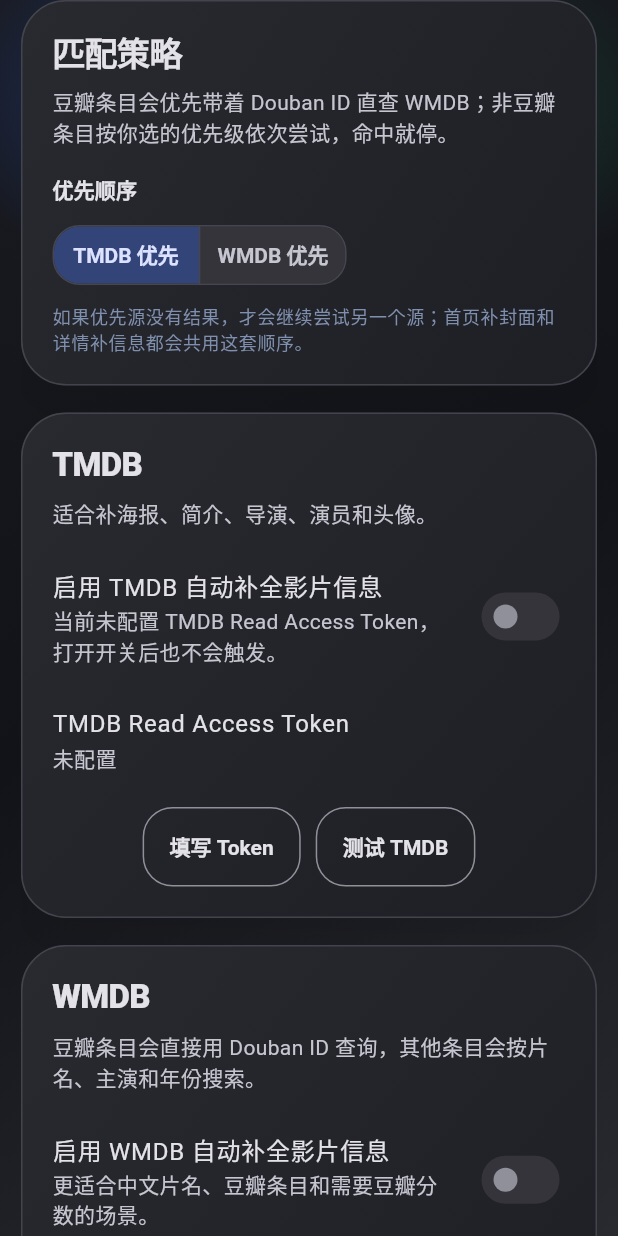
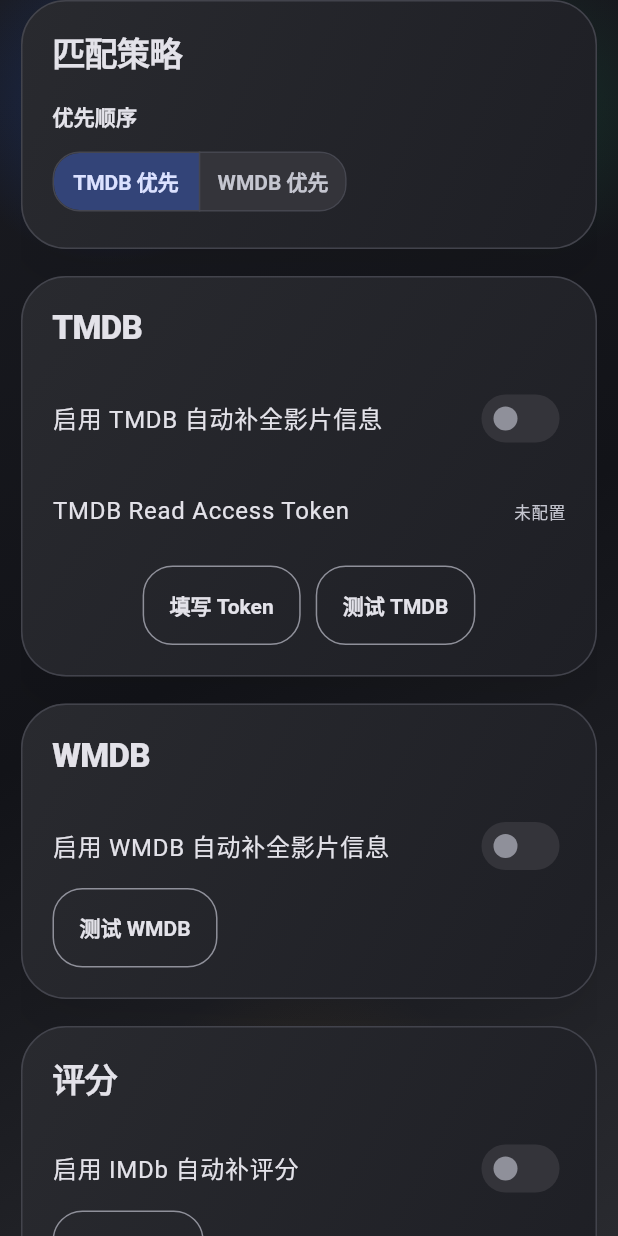
Before and after one commit to ninoleee/Starflow, a Flutter app: the SettingsPage screen opened by its route, after a tap on "新增搜索服务", after a tap on "打开匹配与评分设置", on a phone screen of 412 x 824 dp. Run offline on Flutter 3.47's test engine with Material 3 defaults, Android fonts, the light colour scheme and no system bars; our stand-ins replace flutter_riverpod, go_router, shared_preferences; missing offline and left inert: media_kit, media_kit_video; accounts and stored records are empty.

Commit message:
Refactor HomeEditorPage and related components to remove subtitles from various UI elements, enhancing clarity and simplifying the interface. Update search result card to limit text overflow and improve readability. Adjust MediaSourceEditorPage and MetadataMatchSettingsPage to streamline content presentation by removing unnecessary subtitles. Clean up SettingsPage by eliminating unused subtitle logic, improving overall maintainability.

```diff
--- a/lib/features/home/presentation/home_editor_page.dart
+++ b/lib/features/home/presentation/home_editor_page.dart
@@ -152,7 +152,6 @@
               children: [
                 SectionPanel(
                   title: '当前模块',
-                  subtitle: '拖动排序，或在底部加一个新的模块',
                   child: settings.homeModules.isEmpty
                       ? const Text('还没有首页模块。')
                       : ReorderableListView.builder(
@@ -183,7 +182,6 @@
                               ),
                               child: ListTile(
                                 title: Text(module.title),
-                                subtitle: Text(module.description),
                                 leading: ReorderableDragStartListener(
                                   index: index,
                                   child:
@@ -225,19 +223,16 @@
                 const SizedBox(height: 18),
                 SectionPanel(
                   title: '可添加来源',
-                  subtitle: '先按来源分类，再进入具体模块或分区',
                   child: Column(
                     children: [
                       _SourceCategoryTile(
                         title: '内置',
-                        subtitle: '最近新增等基础模块',
                         icon: Icons.auto_awesome_rounded,
                         onTap: () => _showBuiltinModuleSheet(context, ref),
                       ),
                       const SizedBox(height: 10),
                       _SourceCategoryTile(
                         title: '豆瓣',
-                        subtitle: '我想看、推荐、片单和账号配置',
                         icon: Icons.movie_filter_rounded,
                         onTap: () => _showDoubanModuleSheet(context, ref),
                       ),
@@ -248,7 +243,6 @@
                             padding: const EdgeInsets.only(bottom: 10),
                             child: _SourceCategoryTile(
                               title: source.name,
-                              subtitle: '${source.kind.label} · 点击后选择具体分区',
                               icon: source.kind == MediaSourceKind.emby
                                   ? Icons.video_library_rounded
                                   : Icons.storage_rounded,
@@ -302,7 +296,6 @@
           tiles: [
             _AddModuleTile(
               title: '内置',
-              subtitle: '最近新增等基础模块',
               onTap: () async {
                 Navigator.of(context).pop();
                 await _showBuiltinModuleSheet(context, ref);
@@ -310,7 +303,6 @@
             ),
             _AddModuleTile(
               title: '豆瓣',
-              subtitle: '我想看、推荐和片单',
               onTap: () async {
                 Navigator.of(context).pop();
                 await _showDoubanModuleSheet(context, ref);
@@ -319,7 +311,6 @@
             ...enabledSources.map(
               (source) => _AddModuleTile(
                 title: source.name,
-                subtitle: '${source.kind.label} · 点击后选择具体分区',
                 onTap: () async {
                   Navigator.of(context).pop();
                   await _showMediaSourceModuleSheet(
@@ -346,7 +337,6 @@
           tiles: [
             _AddModuleTile(
               title: '最近新增',
-              subtitle: '把最近同步进来的资源放上首页',
               onTap: () {
                 ref
                     .read(settingsControllerProvider.notifier)
@@ -371,9 +361,6 @@
           tiles: [
             _AddModuleTile(
               title: '豆瓣账号设置',
-              subtitle: doubanAccount.userId.trim().isEmpty
-                  ? '配置 User ID 和 Cookie'
-                  : '当前账号：${doubanAccount.userId}',
               onTap: () async {
                 Navigator.of(context).pop();
                 await Navigator.of(context, rootNavigator: true).push<void>(
@@ -387,7 +374,6 @@
             ),
             _AddModuleTile(
               title: '豆瓣我想看',
-              subtitle: '来自豆瓣我看列表',
               onTap: () {
                 ref.read(settingsControllerProvider.notifier).saveHomeModule(
                       HomeModuleConfig.doubanInterest(
@@ -399,7 +385,6 @@
             ),
             _AddModuleTile(
               title: '豆瓣随机想看',
-              subtitle: '从想看列表随机抽取 9 个条目',
               onTap: () {
                 ref.read(settingsControllerProvider.notifier).saveHomeModule(
                       HomeModuleConfig.doubanInterest(
@@ -411,7 +396,6 @@
             ),
             _AddModuleTile(
               title: '豆瓣个性化推荐 · 电影',
-              subtitle: '需要设置里配置 Cookie',
               onTap: () {
                 ref.read(settingsControllerProvider.notifier).saveHomeModule(
                       HomeModuleConfig.doubanSuggestion(
@@ -423,7 +407,6 @@
             ),
             _AddModuleTile(
               title: '豆瓣个性化推荐 · 电视',
-              subtitle: '需要设置里配置 Cookie',
               onTap: () {
                 ref.read(settingsControllerProvider.notifier).saveHomeModule(
                       HomeModuleConfig.doubanSuggestion(
@@ -435,7 +418,6 @@
             ),
             _AddModuleTile(
               title: '豆瓣片单',
-              subtitle: '内置热门片单，也支持 doulist 和 subject_collection 自定义地址',
               onTap: () async {
                 Navigator.of(context).pop();
                 await _showDoubanListDialog(context, ref);
@@ -479,9 +461,6 @@
               .map(
                 (collection) => _AddModuleTile(
                   title: collection.title,
-                  subtitle: collection.subtitle.trim().isEmpty
-                      ? '${collection.sourceKind.label} 分区'
-                      : collection.subtitle,
                   onTap: () {
                     ref
                         .read(settingsControllerProvider.notifier)
@@ -571,14 +550,6 @@
                       minLines: 2,
                       maxLines: 3,
                       decoration: const InputDecoration(labelText: '片单地址'),
-                    ),
-                    const SizedBox(height: 10),
-                    Align(
-                      alignment: Alignment.centerLeft,
-                      child: Text(
-                        '支持 `subject_collection` 和 `doulist` 地址，也可以先选默认片单再手动改。',
-                        style: Theme.of(context).textTheme.bodySmall,
-                      ),
                     ),
                   ],
                 ),
@@ -760,12 +731,10 @@
 class _AddModuleTile extends StatelessWidget {
   const _AddModuleTile({
     required this.title,
-    required this.subtitle,
     required this.onTap,
   });
 
   final String title;
-  final String subtitle;
   final VoidCallback onTap;
 
   @override
@@ -781,7 +750,6 @@
       child: ListTile(
         contentPadding: const EdgeInsets.symmetric(horizontal: 14, vertical: 4),
         title: Text(title),
-        subtitle: Text(subtitle),
         trailing: const Icon(Icons.add_circle_outline_rounded),
         onTap: onTap,
       ),
@@ -792,13 +760,11 @@
 class _SourceCategoryTile extends StatelessWidget {
   const _SourceCategoryTile({
     required this.title,
-    required this.subtitle,
     required this.icon,
     required this.onTap,
   });
 
   final String title;
-  final String subtitle;
   final IconData icon;
   final VoidCallback onTap;
 
@@ -823,7 +789,6 @@
               child: Icon(icon),
             ),
             title: Text(title),
-            subtitle: Text(subtitle),
             trailing: const Icon(Icons.chevron_right_rounded),
           ),
         ),
--- a/lib/features/search/presentation/search_page.dart
+++ b/lib/features/search/presentation/search_page.dart
@@ -488,6 +488,8 @@
                     style: theme.textTheme.titleMedium?.copyWith(
                       fontWeight: FontWeight.w700,
                     ),
+                    maxLines: 2,
+                    overflow: TextOverflow.ellipsis,
                   ),
                   const SizedBox(height: 8),
                   Text(
--- a/lib/features/settings/presentation/media_source_editor_page.dart
+++ b/lib/features/settings/presentation/media_source_editor_page.dart
@@ -538,9 +538,6 @@
                         contentPadding: EdgeInsets.zero,
                         value: currentSelection.contains(section.id),
                         title: Text(section.title),
-                        subtitle: section.subtitle.trim().isEmpty
-                            ? null
-                            : Text(section.subtitle),
                         onChanged: (value) {
                           setState(() {
                             final nextSelection = _selectedSectionIds.isEmpty
--- a/lib/features/settings/presentation/metadata_match_settings_page.dart
+++ b/lib/features/settings/presentation/metadata_match_settings_page.dart
@@ -25,7 +25,6 @@
           children: [
             SectionPanel(
               title: '匹配策略',
-              subtitle: '豆瓣条目会优先带着 Douban ID 直查 WMDB；非豆瓣条目按你选的优先级依次尝试，命中就停。',
               child: Column(
                 crossAxisAlignment: CrossAxisAlignment.start,
                 children: [
@@ -55,31 +54,17 @@
                           .setMetadataMatchPriority(selection.first);
                     },
                   ),
-                  const SizedBox(height: 8),
-                  Text(
-                    '如果优先源没有结果，才会继续尝试另一个源；首页补封面和详情补信息都会共用这套顺序。',
-                    style: Theme.of(context).textTheme.bodySmall?.copyWith(
-                          color: const Color(0xFF7F8FAE),
-                          height: 1.45,
-                        ),
-                  ),
                 ],
               ),
             ),
             const SizedBox(height: 18),
             SectionPanel(
               title: 'TMDB',
-              subtitle: '适合补海报、简介、导演、演员和头像。',
               child: Column(
                 children: [
                   SwitchListTile(
                     contentPadding: EdgeInsets.zero,
                     title: const Text('启用 TMDB 自动补全影片信息'),
-                    subtitle: Text(
-                      settings.tmdbReadAccessToken.trim().isEmpty
-                          ? '当前未配置 TMDB Read Access Token，打开开关后也不会触发。'
-                          : '缺少海报、简介、导演、演员等信息时自动补全。',
-                    ),
                     value: settings.tmdbMetadataMatchEnabled,
                     onChanged: (value) {
                       ref
@@ -91,7 +76,7 @@
                   ListTile(
                     contentPadding: EdgeInsets.zero,
                     title: const Text('TMDB Read Access Token'),
-                    subtitle: Text(
+                    trailing: Text(
                       settings.tmdbReadAccessToken.trim().isEmpty
                           ? '未配置'
                           : '已配置',
@@ -126,13 +111,11 @@
             const SizedBox(height: 18),
             SectionPanel(
               title: 'WMDB',
-              subtitle: '豆瓣条目会直接用 Douban ID 查询，其他条目会按片名、主演和年份搜索。',
               child: Column(
                 children: [
                   SwitchListTile(
                     contentPadding: EdgeInsets.zero,
                     title: const Text('启用 WMDB 自动补全影片信息'),
-                    subtitle: const Text('更适合中文片名、豆瓣条目和需要豆瓣分数的场景。'),
                     value: settings.wmdbMetadataMatchEnabled,
                     onChanged: (value) {
                       ref
@@ -140,17 +123,6 @@
                           .setWmdbMetadataMatchEnabled(value);
                     },
                   ),
-                  Align(
-                    alignment: Alignment.centerLeft,
-                    child: Text(
-                      'WMDB 不需要单独 token。填了 Douban ID 时会直查，不填就按搜索接口匹配。',
-                      style: Theme.of(context).textTheme.bodySmall?.copyWith(
-                            color: const Color(0xFF7F8FAE),
-                            height: 1.45,
-                          ),
-                    ),
-                  ),
-                  const SizedBox(height: 10),
                   Align(
                     alignment: Alignment.centerLeft,
                     child: OutlinedButton(
@@ -164,13 +136,11 @@
             const SizedBox(height: 18),
             SectionPanel(
               title: '评分',
-              subtitle: 'IMDb 评分仍然按需补，不会和元数据匹配优先级混在一起。',
               child: Column(
                 children: [
                   SwitchListTile(
                     contentPadding: EdgeInsets.zero,
                     title: const Text('启用 IMDb 自动补评分'),
-                    subtitle: const Text('会先匹配 IMDb 条目，再补一个 IMDb 评分标签。'),
                     value: settings.imdbRatingMatchEnabled,
                     onChanged: (value) {
                       ref
--- a/lib/features/settings/presentation/settings_page.dart
+++ b/lib/features/settings/presentation/settings_page.dart
@@ -5,7 +5,6 @@
 import 'package:starflow/core/widgets/app_page_background.dart';
 import 'package:starflow/core/widgets/section_panel.dart';
 import 'package:starflow/features/library/domain/media_models.dart';
-import 'package:starflow/features/metadata/domain/metadata_match_models.dart';
 import 'package:starflow/features/search/domain/search_models.dart';
 import 'package:starflow/features/settings/application/settings_controller.dart';
 import 'package:starflow/features/settings/domain/app_settings.dart';
@@ -104,7 +103,6 @@
               child: ListTile(
                 contentPadding: EdgeInsets.zero,
                 title: const Text('打开匹配与评分设置'),
-                subtitle: Text(_buildMetadataMatchSubtitle(settings)),
                 trailing: const Icon(Icons.chevron_right_rounded),
                 onTap: () => _openMetadataMatchSettings(context),
               ),
@@ -141,16 +139,6 @@
                           .read(settingsControllerProvider.notifier)
                           .setHomeHeroStyle(style);
                     },
-                  ),
-                  const SizedBox(height: 8),
-                  Text(
-                    settings.homeHeroStyle == HomeHeroStyle.normal
-                        ? '正常模式保留顶部安全区和原来的卡片感。'
-                        : '无边模式会把 Hero 放大，并让封面左右贴到屏幕边缘。',
-                    style: Theme.of(context).textTheme.bodySmall?.copyWith(
-                          color: const Color(0xFF7F8FAE),
-                          height: 1.45,
-                        ),
                   ),
                   const SizedBox(height: 14),
                   ListTile(
@@ -197,14 +185,6 @@
       ),
     );
   }
-
-  String _buildMetadataMatchSubtitle(AppSettings settings) {
-    final tmdbStatus = settings.tmdbMetadataMatchEnabled ? 'TMDB 开' : 'TMDB 关';
-    final wmdbStatus = settings.wmdbMetadataMatchEnabled ? 'WMDB 开' : 'WMDB 关';
-    final imdbStatus =
-        settings.imdbRatingMatchEnabled ? 'IMDb 评分开' : 'IMDb 评分关';
-    return '${settings.metadataMatchPriority.label} 优先 · $tmdbStatus · $wmdbStatus · $imdbStatus';
-  }
 }
 
 class _SettingsTile extends StatelessWidget {
```
